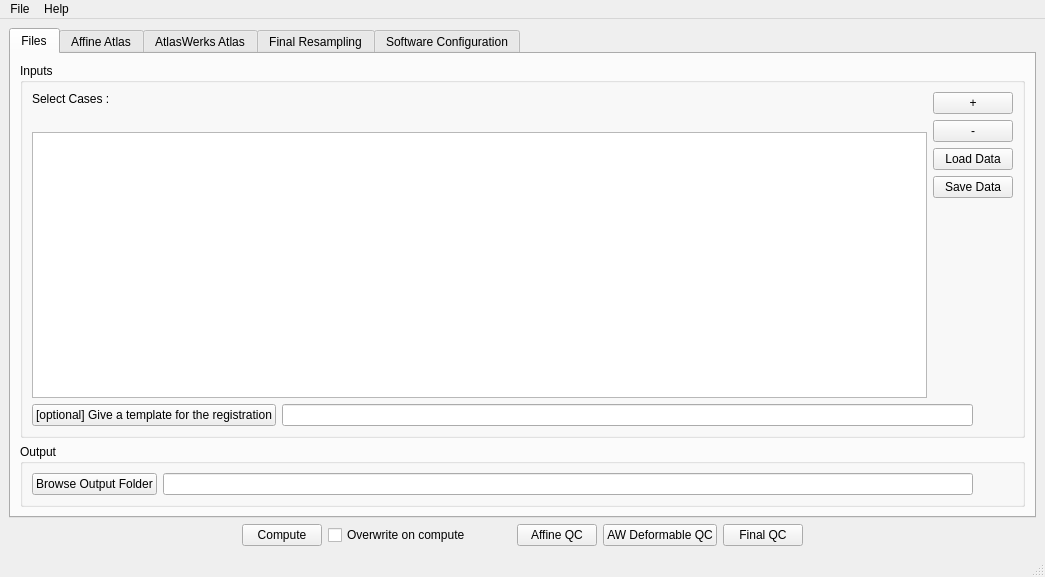
Old version of the form GUIwindow.ui in the repository adrienkaiser/DTIAtlasBuilder.
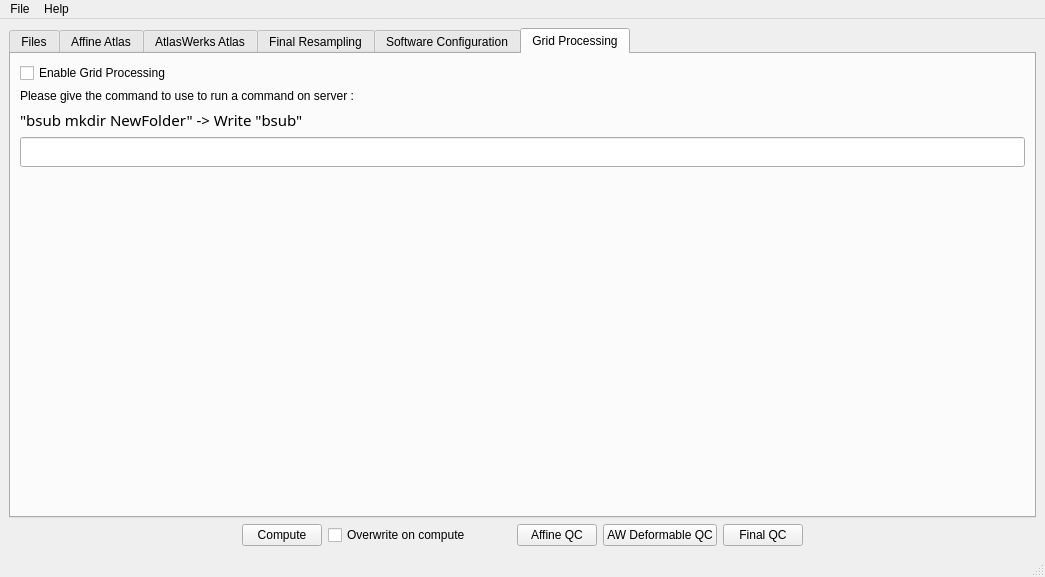
New version of the form. The open tabs and pages were chosen to show the change.

Commit message: ENH: Add the Qt tab and variables for grid processing

What changed in the file:
```diff
--- a/GUIwindow.ui
+++ b/GUIwindow.ui
@@ -1471,6 +1471,69 @@
         </item>
        </layout>
       </widget>
+      <widget class="QWidget" name="GridTab">
+       <attribute name="title">
+        <string>Grid Processing</string>
+       </attribute>
+       <layout class="QVBoxLayout" name="verticalLayout_15">
+        <item>
+         <widget class="QCheckBox" name="GridProcesscheckBox">
+          <property name="text">
+           <string>Enable Grid Processing</string>
+          </property>
+         </widget>
+        </item>
+        <item>
+         <widget class="QLabel" name="label_22">
+          <property name="text">
+           <string>Please give the command to use to run a command on server : </string>
+          </property>
+         </widget>
+        </item>
+        <item>
+         <widget class="QLabel" name="label_23">
+          <property name="font">
+           <font>
+            <family>Courier 10 Pitch</family>
+            <pointsize>11</pointsize>
+           </font>
+          </property>
+          <property name="text">
+           <string>&quot;bsub mkdir NewFolder&quot; -&gt; Write &quot;bsub&quot;</string>
+          </property>
+          <property name="textInteractionFlags">
+           <set>Qt::LinksAccessibleByMouse|Qt::TextSelectableByMouse</set>
+          </property>
+         </widget>
+        </item>
+        <item>
+         <widget class="QLineEdit" name="GridProcessCmdLineEdit">
+          <property name="font">
+           <font>
+            <family>Courier 10 Pitch</family>
+            <pointsize>11</pointsize>
+           </font>
+          </property>
+          <property name="text">
+           <string/>
+          </property>
+         </widget>
+        </item>
+        <item>
+         <spacer name="verticalSpacer_4">
+          <property name="orientation">
+           <enum>Qt::Vertical</enum>
+          </property>
+          <property name="sizeHint" stdset="0">
+           <size>
+            <width>20</width>
+            <height>40</height>
+           </size>
+          </property>
+         </spacer>
+        </item>
+       </layout>
+      </widget>
      </widget>
     </item>
     <item>
```
Left out of the diff: 4 changed lines with no effect on the pictures. The commit also changes 3 other files.
